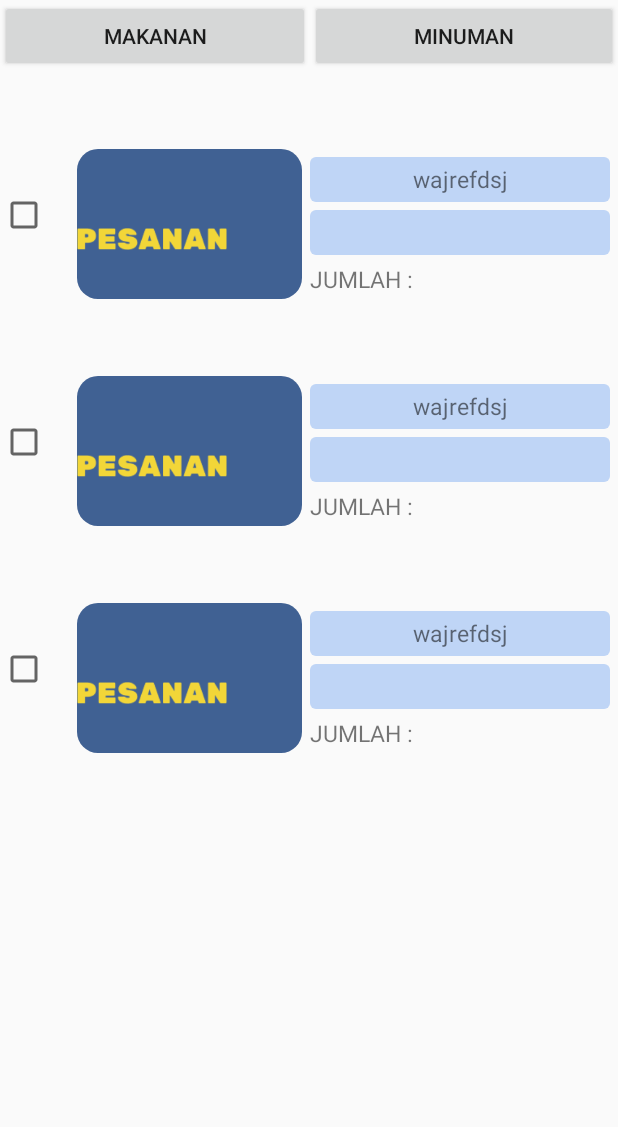
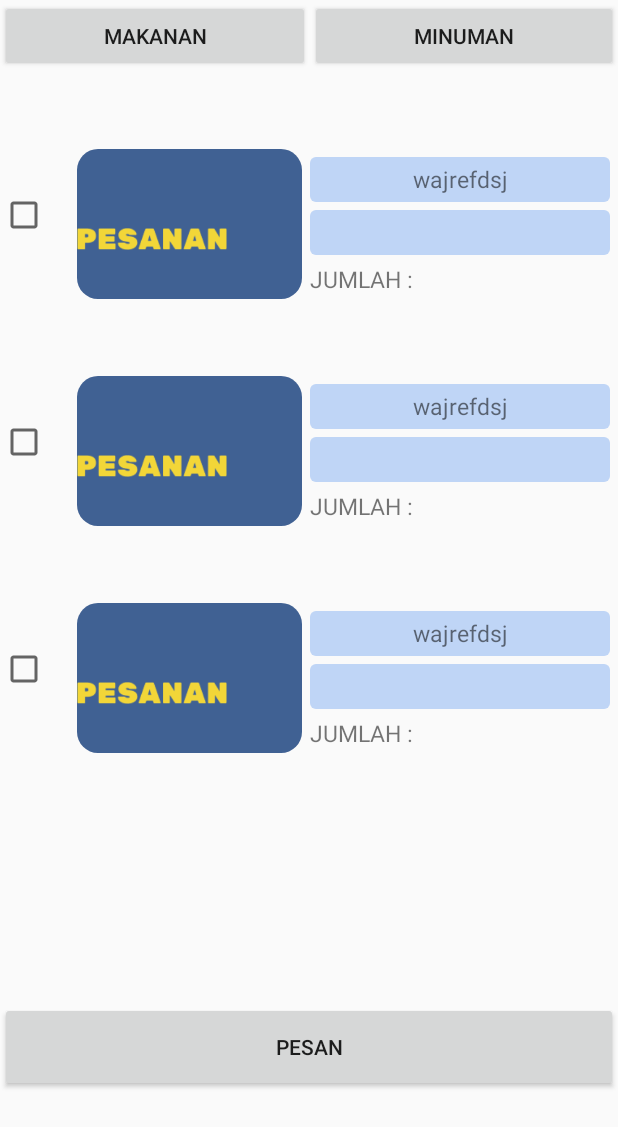
Before and after one commit to pemburunasikotak/ProyekOrderAngkringan, an Android app: the layout activity_menu_makan.xml on its own in the app's theme, with its tools: preview values and no code run, on a phone screen of 412 x 824 dp. Shown: the top 1127 px of the screen. Run offline under Robolectric (Android 15) with nearby library versions, the phone set to English and light mode, and no system bars.

Commit message:
update fungsi makan minum

```diff
--- a/app/src/main/AndroidManifest.xml
+++ b/app/src/main/AndroidManifest.xml
@@ -16,7 +16,8 @@
                 <category android:name="android.intent.category.LAUNCHER" />
             </intent-filter>
         </activity>
-        <activity android:name=".MenuMakanan"></activity>
+        <activity android:name=".makan.MenuMakanan"></activity>
+        <activity android:name=".minum.MenuMinuman"></activity>
     </application>
 
 </manifest>
--- a/app/src/main/java/tj/belajar/orang/Makanan.kt
+++ b/app/src/main/java/tj/belajar/orang/makan/Makanan.kt
@@ -1,4 +1,4 @@
-package tj.belajar.orang
+package tj.belajar.orang.makan
 
 data class Makanan(
     var nama : String ="",
--- a/app/src/main/java/tj/belajar/orang/Minuman.kt
+++ b/app/src/main/java/tj/belajar/orang/minum/Minuman.kt
@@ -1,4 +1,4 @@
-package tj.belajar.orang
+package tj.belajar.orang.minum
 
 class Minuman (
     var namaMinum : String="",
--- a/app/src/main/res/layout/activity_menu.xml
+++ b/app/src/main/res/layout/activity_menu_makan.xml
@@ -4,7 +4,7 @@
     android:orientation="vertical"
     android:layout_width="match_parent"
     android:layout_height="match_parent"
-    tools:context=".MenuMakanan">
+    tools:context=".makan.MenuMakanan">
     <LinearLayout
         android:layout_width="match_parent"
         android:orientation="horizontal"
@@ -24,12 +24,17 @@
     </LinearLayout>
     <LinearLayout
         android:layout_width="match_parent"
-        android:layout_height="match_parent"
+        android:layout_height="620dp"
         android:orientation="vertical">
         <androidx.recyclerview.widget.RecyclerView
             android:id="@+id/rv_menu"
             android:layout_width="match_parent"
             android:layout_height="613dp"
-            tools:listitem="@layout/fragment_menuminum" />
+            tools:listitem="@layout/fragmant_menumakan" />
     </LinearLayout>
+    <Button
+        android:id="@+id/pesan"
+        android:layout_width="match_parent"
+        android:layout_height="60dp"
+        android:text="Pesan" />
 </LinearLayout>
--- a/app/src/main/res/layout/fragmant_menumakan.xml
+++ b/app/src/main/res/layout/fragmant_menumakan.xml
@@ -1,6 +1,92 @@
 <?xml version="1.0" encoding="utf-8"?>
-<LinearLayout xmlns:android="http://schemas.android.com/apk/res/android"
-    android:orientation="vertical" android:layout_width="match_parent"
-    android:layout_height="match_parent">
+<LinearLayout
+    xmlns:android="http://schemas.android.com/apk/res/android"
+    xmlns:app="http://schemas.android.com/apk/res-auto"
+    android:orientation="horizontal"
+    android:layout_width="match_parent"
+    android:layout_height="wrap_content">
 
+    <CheckBox
+        android:layout_width="30dp"
+        android:layout_height="30dp"
+        android:layout_marginTop="80dp">
+
+    </CheckBox>
+
+    <ImageView
+        android:id="@+id/imageView"
+        android:layout_width="150dp"
+        android:layout_marginTop="51dp"
+        android:layout_marginLeft="21dp"
+        android:layout_height="100dp"
+        android:background="@drawable/customimageview"
+        app:srcCompat="@drawable/pesan" />
+    <LinearLayout
+        android:layout_width="match_parent"
+        android:layout_height="100dp"
+        android:layout_marginTop="51dp"
+        android:orientation="vertical">
+
+        <TextView
+            android:id="@+id/textJudul"
+            android:layout_width="match_parent"
+            android:layout_height="30dp"
+            android:textAlignment="center"
+            android:textSize="15dp"
+            android:text="wajrefdsj"
+            android:padding="4dp"
+            android:layout_marginRight="5dp"
+            android:layout_marginTop="5dp"
+            android:layout_marginLeft="5dp"
+            android:background="@drawable/customitextjudul" />
+
+        <TextView
+            android:id="@+id/tvharga"
+            android:layout_width="match_parent"
+            android:layout_height="30dp"
+            android:textAlignment="center"
+            android:textSize="15dp"
+            android:padding="4dp"
+            android:layout_marginTop="5dp"
+            android:layout_marginRight="5dp"
+            android:layout_marginLeft="5dp"
+            android:background="@drawable/customitextjudul" />
+
+
+        <LinearLayout
+            android:layout_width="match_parent"
+            android:layout_height="match_parent"
+            android:orientation="horizontal">
+
+            <TextView
+                android:layout_width="wrap_content"
+                android:layout_height="wrap_content"
+                android:layout_marginLeft="5dp"
+                android:layout_marginTop="5dp"
+                android:layout_marginBottom="5dp"
+                android:text="JUMLAH :"
+                android:textSize="15dp">
+
+            </TextView>
+            <LinearLayout
+                android:layout_width="match_parent"
+                android:layout_height="match_parent">
+
+                <EditText
+                    android:layout_width="match_parent"
+                    android:layout_height="match_parent"
+                    android:textSize="15dp"
+                    android:layout_marginRight="6dp"
+                    android:layout_marginLeft="5dp"
+                    android:padding="4dp"
+                    android:inputType="number"
+                    android:maxLines="1"
+                    android:background="@null">
+
+                </EditText>
+            </LinearLayout>
+
+        </LinearLayout>
+
+    </LinearLayout>
 </LinearLayout>
--- a/app/src/main/res/values/strings.xml
+++ b/app/src/main/res/values/strings.xml
@@ -3,4 +3,7 @@
     <string name="masuk">Masuk</string>
     <string name="pesanan">PESANAN</string>
     <string name="berhasil">BERHASIL</string>
+    <string name="tambah">+ Tambah</string>
+    <string name="data">Judul</string>
+
 </resources>
```
Also changed, not shown: app/src/main/java/tj/belajar/orang/AdapterPesan.kt (renamed from app/src/main/java/tj/belajar/orang/AdapterMakanan.kt, +5 -3 lines), app/src/main/java/tj/belajar/orang/MainActivity.kt (+4 -3 lines), app/src/main/java/tj/belajar/orang/MenuPesan.kt (renamed from app/src/main/java/tj/belajar/orang/MenuMakanan.kt, +18 -2 lines), app/src/main/java/tj/belajar/orang/makan/AdapterMakanan.kt (added, +53 -0 lines), app/src/main/java/tj/belajar/orang/makan/MenuMakanan.kt (added, +51 -0 lines), app/src/main/java/tj/belajar/orang/makan/dataMakanan.kt (renamed from app/src/main/java/tj/belajar/orang/dataMakanan.kt, +7 -3 lines), app/src/main/java/tj/belajar/orang/minum/AdapterMinuman.kt (added, +50 -0 lines), app/src/main/java/tj/belajar/orang/minum/DataMinuman.kt (added, +37 -0 lines), app/src/main/java/tj/belajar/orang/minum/MenuMinuman.kt (added, +57 -0 lines), app/src/main/res/layout/activity_menu_minum.xml (added, +44 -0 lines), app/src/main/res/layout/activity_pesan.xml (added, +60 -0 lines), app/src/main/res/layout/recyle_pesan.xml (added, +110 -0 lines), app/src/main/res/values/styles.xml (+25 -0 lines), app/src/main/res/drawable/edit.png (added).
